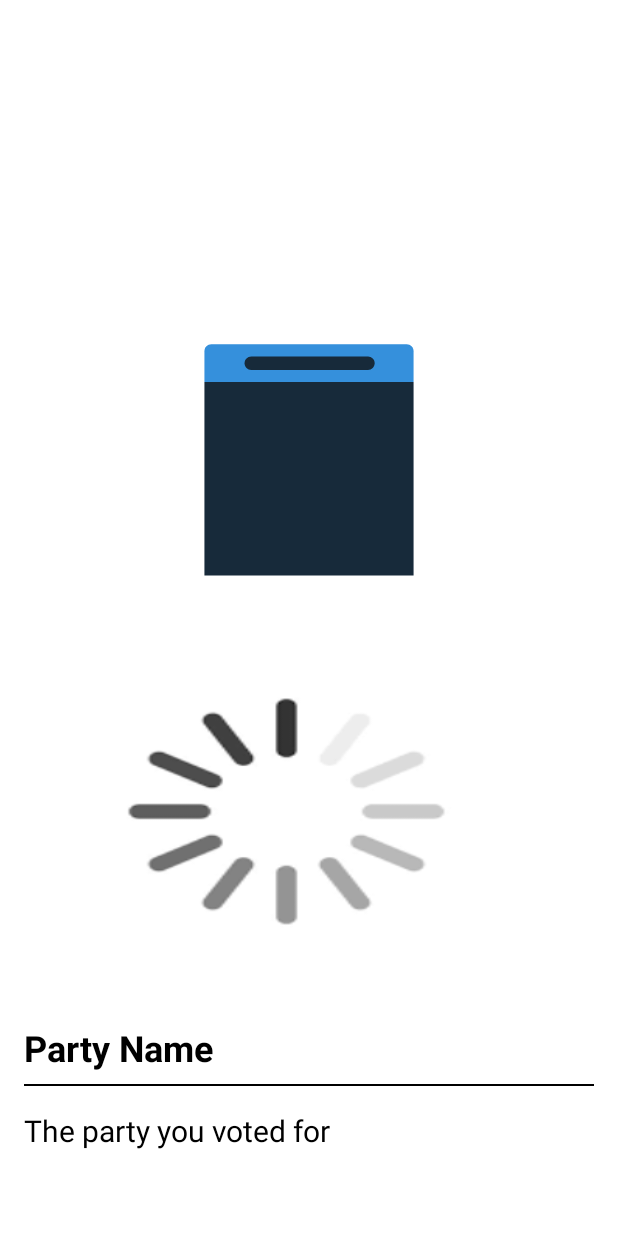
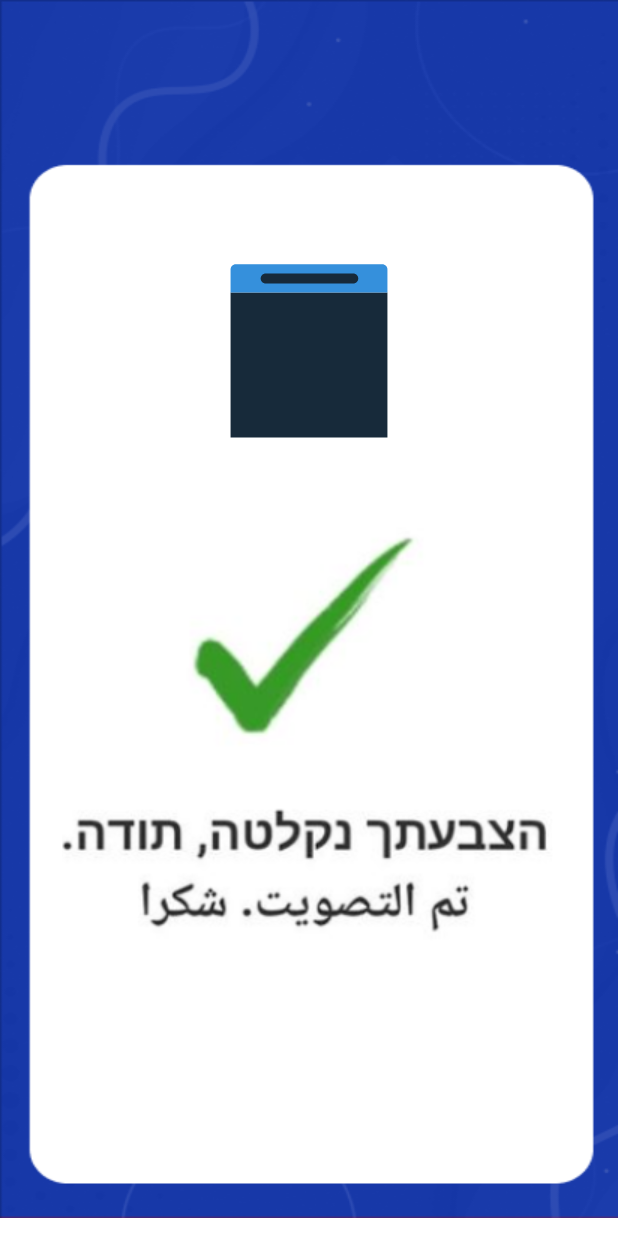
Before and after one commit to ramtzemah/FinalProject, an Android app: the layout activity_end_vote.xml on its own in the app's theme, with its tools: preview values and no code run, on a phone screen of 412 x 824 dp. Run offline under Robolectric (Android 15) with nearby library versions, the phone set to English and light mode, and no system bars.

Commit message:
end vote design reestablished

```diff
--- a/app/src/main/java/com/example/finalproject/Activities/EndVote.java
+++ b/app/src/main/java/com/example/finalproject/Activities/EndVote.java
@@ -3,7 +3,10 @@ package com.example.finalproject.Activities;
 import androidx.appcompat.app.AppCompatActivity;
 
 import android.os.Bundle;
+import android.os.Handler;
+import android.view.View;
 import android.widget.ImageView;
+import android.widget.LinearLayout;
 import android.widget.TextView;
 
 import com.example.finalproject.Calculations.Constant;
@@ -19,32 +22,32 @@ import com.airbnb.lottie.LottieAnimationView;
 import com.example.finalproject.R;
 
 public class EndVote extends AppCompatActivity {
+
     private TextView partyNameTextView, approved_text;
-    private ImageView partyLogoImageView;
+    private ImageView partyLogoImageView,thanksForVoting;
     private Party chosenParty;
     private String partyId;
     private DbUtils dbUtils;
     private String userId;
     private String areaName;
     private LottieAnimationView animationView;
-
     @Override
     protected void onCreate(Bundle savedInstanceState) {
         super.onCreate(savedInstanceState);
         setContentView(R.layout.activity_end_vote);
         findViews();
 
-        //partyId = getIntent().getStringExtra("party_id");
-        //userId = getIntent().getStringExtra("userId");
+        partyId = getIntent().getStringExtra("party_id");
+        userId = getIntent().getStringExtra("userId");
 //        userId = "644bcbcfb29206472498446c";
-        //updateData();
+        updateData();
 
 
-        //chosenParty = TemporaryDB.getPartyById(partyId);
+        chosenParty = TemporaryDB.getPartyById(partyId);
 
 
-       //partyNameTextView.setText(chosenParty.getName());
-        //partyLogoImageView.setImageResource(chosenParty.getLogoResourceId());
+        partyNameTextView.setText(chosenParty.getName());
+        partyLogoImageView.setImageResource(chosenParty.getLogoResourceId());
     }
 
     private void updateData() {
@@ -61,11 +64,8 @@ public class EndVote extends AppCompatActivity {
 
     private void findViews() {
         dbUtils = new DbUtils();
-        partyNameTextView = findViewById(R.id.party_name_textview);
-        partyLogoImageView = findViewById(R.id.party_logo_imageview);
-        approved_text = findViewById(R.id.approved_text);
-        LottieAnimationView animationView = findViewById(R.id.animationView);
+        animationView = findViewById(R.id.animationView);
         animationView.playAnimation();
-
+        thanksForVoting = findViewById(R.id.thanksForVoting);
     }
 }
--- a/app/src/main/java/com/example/finalproject/Activities/SplashScreenActivity.java
+++ b/app/src/main/java/com/example/finalproject/Activities/SplashScreenActivity.java
@@ -29,7 +29,7 @@ public class SplashScreenActivity extends AppCompatActivity {
 
         DbUtils dbUtils = new DbUtils();
         dbUtils.initConnection();
-    //    initDbMethod();
+        //initDbMethod();
 
         regularFlow();
         progressBar = findViewById(R.id.progress_bar);
--- a/app/src/main/java/com/example/finalproject/DBUtils/initDb.java
+++ b/app/src/main/java/com/example/finalproject/DBUtils/initDb.java
@@ -76,6 +76,7 @@ public class initDb {
         parties.add((new Party("המפלגה הטכנולוגית", R.drawable.ic_techno_logo,"דוגל במדיניות המקדמת חדשנות טכנולוגית ויזמות, כגון מתן תמריצי מס ומימון לסטארטאפים, השקעה במחקר ופיתוח וקידום חינוך (STEM Science, Technology, Engineering ו-Mathematics) בבתי ספר.")));
         parties.add((new Party("המפלגה הירוקה", R.drawable.ic_yeroka_logo,"תומכים במדיניות שמפחיתה את פליטת הפחמן ומקדמת אנרגיה מתחדשת, כמו השקעה באנרגיה סולרית ורוח, בניית יותר תחבורה ציבורית והגדלת מסים על דלקים מאובנים. כמו כן, לעודד חקלאות בת קיימא יותר ולהפחית את השימוש בפלסטיק.")));
         parties.add((new Party("מפלגת הצעירים", R.drawable.ic_youngs_logo,"דוגלת במדיניות המיטיבה עם הדורות הצעירים, כגון שיפור הגישה לדיור בר השגה, הגדלת המימון לתוכניות חינוך והכשרה בעבודה, והפחתת עלות שירותי הבריאות.")));
+
         dbUtils.addParties(Constant.DataBaseName,Constant.PartiesCollection,parties);
     }
 
--- a/app/src/main/res/layout/activity_end_vote.xml
+++ b/app/src/main/res/layout/activity_end_vote.xml
@@ -1,56 +1,83 @@
-<?xml version="1.0" encoding="utf-8"?>
 <LinearLayout xmlns:android="http://schemas.android.com/apk/res/android"
     xmlns:app="http://schemas.android.com/apk/res-auto"
     android:orientation="vertical"
     android:layout_width="match_parent"
     android:layout_height="wrap_content"
     android:padding="16dp"
-    android:layoutDirection="rtl">
+    android:layoutDirection="rtl"
+    android:background="@drawable/end_vote_screen">
 
     <com.airbnb.lottie.LottieAnimationView
         android:id="@+id/animationView"
         android:layout_width="match_parent"
-        android:layout_height="400dp"
+        android:layout_height="300dp"
         app:lottie_autoPlay="true"
         app:lottie_rawRes="@raw/ic_ballot_animation"
         app:lottie_loop="true"/>
+    <ImageView
+        android:id="@+id/thanksForVoting"
+        android:layout_width="match_parent"
+        android:layout_height="300dp"
+        android:layout_marginTop="20dp"
+        android:layout_marginEnd="25dp"
+        android:layout_marginStart="25dp"
+        android:paddingEnd="50dp"
+        android:paddingStart="30dp"
+        android:paddingBottom="50dp"
+        android:paddingTop="50dp"
+        android:scaleType="center"
+        android:src="@drawable/ic_thanks_for_voting"/>
+<!--    <LinearLayout-->
+<!--        android:id="@+id/hiddenLinearLayout"-->
+<!--        android:layout_width="match_parent"-->
+<!--        android:layout_height="wrap_content"-->
+<!--        android:layout_marginStart="35dp"-->
+<!--        android:layout_marginEnd="35dp"-->
+<!--        android:layout_marginTop="100dp"-->
+<!--        android:visibility="gone"-->
+<!--        android:orientation="vertical">-->
+<!--        <com.google.android.material.card.MaterialCardView-->
+<!--            android:layout_width="match_parent"-->
+<!--            android:layout_height="match_parent"-->
+<!--            app:cardCornerRadius="40dp"-->
+<!--            app:strokeColor="@android:color/darker_gray"-->
+<!--            app:strokeWidth="2dp">-->
 
-    <ImageView
-        android:id="@+id/party_logo_imageview"
-        android:layout_width="350dp"
-        android:layout_height="250dp"
-        android:layout_alignParentTop="true"
-        android:scaleType="fitXY"
-        android:src="@drawable/party_logo_placeholder" />
+<!--        <ImageView-->
+<!--            android:id="@+id/party_logo_imageview"-->
+<!--            android:layout_width="350dp"-->
+<!--            android:layout_height="250dp"-->
+<!--            android:layout_alignParentTop="true"-->
+<!--            android:scaleType="fitXY"-->
+<!--            android:src="@drawable/party_logo_placeholder" />-->
+<!--        </com.google.android.material.card.MaterialCardView>-->
+<!--        <TextView-->
+<!--            android:id="@+id/party_name_textview"-->
+<!--            android:layout_width="match_parent"-->
+<!--            android:layout_height="wrap_content"-->
+<!--            android:text="Party Name"-->
+<!--            android:textColor="@android:color/black"-->
+<!--            android:textSize="24sp"-->
+<!--            android:layout_below="@id/party_logo_imageview"-->
+<!--            android:layout_centerHorizontal="true"-->
+<!--            android:layout_marginTop="16dp"-->
+<!--            android:textStyle="bold"/>-->
 
-    <TextView
-        android:id="@+id/party_name_textview"
-        android:layout_width="match_parent"
-        android:layout_height="wrap_content"
-        android:text="Party Name"
-        android:textColor="@android:color/black"
-        android:textSize="24sp"
-        android:layout_below="@id/party_logo_imageview"
-        android:layout_centerHorizontal="true"
-        android:layout_marginTop="16dp"
-        android:textStyle="bold"/>
+<!--        <View-->
+<!--            android:layout_width="match_parent"-->
+<!--            android:layout_height="1dp"-->
+<!--            android:background="@android:color/black"-->
+<!--            android:layout_marginTop="8dp"/>-->
 
-    <View
-        android:layout_width="match_parent"
-        android:layout_height="1dp"
-        android:background="@android:color/black"
-        android:layout_marginTop="8dp"/>
-
-    <TextView
-        android:id="@+id/approved_text"
-        android:layout_width="match_parent"
-        android:layout_height="wrap_content"
-        android:text="The party you voted for"
-        android:textColor="@android:color/black"
-        android:textSize="20sp"
-        android:layout_below="@id/party_name_textview"
-        android:layout_centerHorizontal="true"
-        android:layout_marginTop="16dp"/>
-
-
+<!--        <TextView-->
+<!--            android:id="@+id/approved_text"-->
+<!--            android:layout_width="match_parent"-->
+<!--            android:layout_height="wrap_content"-->
+<!--            android:text="The party you voted for"-->
+<!--            android:textColor="@android:color/black"-->
+<!--            android:textSize="20sp"-->
+<!--            android:layout_below="@id/party_name_textview"-->
+<!--            android:layout_centerHorizontal="true"-->
+<!--            android:layout_marginTop="16dp"/>-->
+<!--    </LinearLayout>-->
 </LinearLayout>
```
Also changed, not shown: app/src/main/res/drawable/end_vote_screen.png (added).
